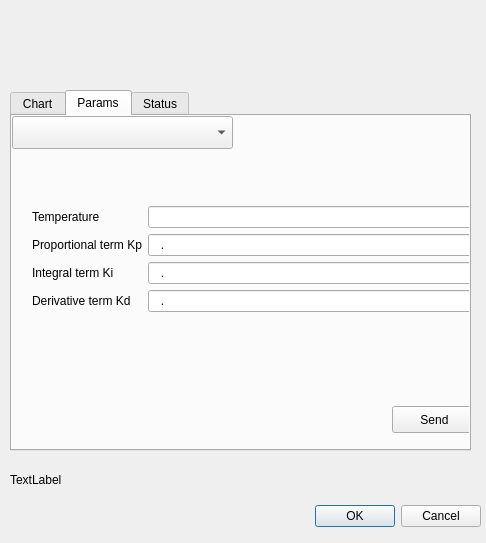
This is profiles/profiledialog.ui in cuby-tec/qt_thermo as Qt 5 draws it before an edit. The edited form follows.
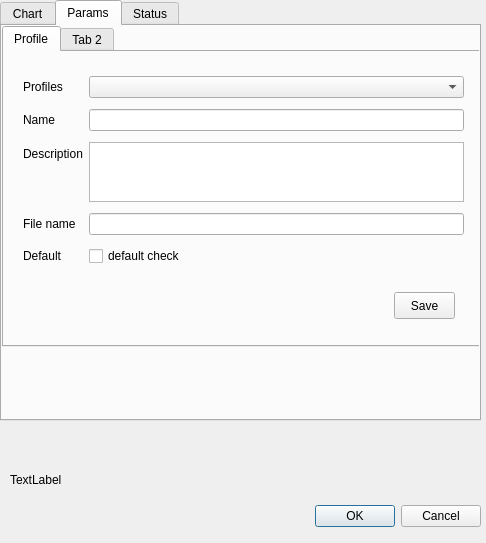
This is the edited form. The open tabs and pages were chosen to show the change. Custom widgets are drawn as their Qt base class.

Commit message: #9 combox Profiles Load v3      Profiles page loadeding done, in ProfileDialog.

```diff
--- a/profiles/profiledialog.ui
+++ b/profiles/profiledialog.ui
@@ -32,10 +32,10 @@
   <widget class="QTabWidget" name="tabWidget">
    <property name="geometry">
     <rect>
-     <x>10</x>
-     <y>90</y>
-     <width>461</width>
-     <height>361</height>
+     <x>0</x>
+     <y>0</y>
+     <width>481</width>
+     <height>421</height>
     </rect>
    </property>
    <property name="maximumSize">
@@ -72,12 +72,161 @@
     <attribute name="title">
      <string>Params</string>
     </attribute>
+    <widget class="QPushButton" name="pushButton">
+     <property name="geometry">
+      <rect>
+       <x>380</x>
+       <y>290</y>
+       <width>85</width>
+       <height>27</height>
+      </rect>
+     </property>
+     <property name="text">
+      <string>Send</string>
+     </property>
+    </widget>
+    <widget class="QTabWidget" name="tabWidget_2">
+     <property name="geometry">
+      <rect>
+       <x>0</x>
+       <y>0</y>
+       <width>481</width>
+       <height>321</height>
+      </rect>
+     </property>
+     <property name="currentIndex">
+      <number>0</number>
+     </property>
+     <widget class="QWidget" name="tab_3">
+      <attribute name="title">
+       <string>Profile</string>
+      </attribute>
+      <widget class="QWidget" name="formLayoutWidget_2">
+       <property name="geometry">
+        <rect>
+         <x>9</x>
+         <y>9</y>
+         <width>461</width>
+         <height>221</height>
+        </rect>
+       </property>
+       <layout class="QFormLayout" name="profile_formLayout">
+        <property name="leftMargin">
+         <number>10</number>
+        </property>
+        <property name="topMargin">
+         <number>10</number>
+        </property>
+        <property name="rightMargin">
+         <number>10</number>
+        </property>
+        <property name="bottomMargin">
+         <number>10</number>
+        </property>
+        <item row="0" column="0">
+         <widget class="QLabel" name="profile_label_1">
+          <property name="text">
+           <string>Profiles</string>
+          </property>
+         </widget>
+        </item>
+        <item row="0" column="1">
+         <widget class="QComboBox" name="profileComboBox">
+          <property name="toolTip">
+           <string>toolTip</string>
+          </property>
+          <property name="currentText">
+           <string/>
+          </property>
+         </widget>
+        </item>
+        <item row="1" column="0">
+         <widget class="QLabel" name="profile_label_2">
+          <property name="text">
+           <string>Name</string>
+          </property>
+         </widget>
+        </item>
+        <item row="1" column="1">
+         <widget class="QLineEdit" name="pfofileNameEdit">
+          <property name="toolTip">
+           <string extracomment="Profile name comment">&lt;html&gt;&lt;head/&gt;&lt;body&gt;&lt;p&gt;Profile name&lt;/p&gt;&lt;/body&gt;&lt;/html&gt;</string>
+          </property>
+         </widget>
+        </item>
+        <item row="2" column="0">
+         <widget class="QLabel" name="profile_label_3">
+          <property name="text">
+           <string>Description</string>
+          </property>
+         </widget>
+        </item>
+        <item row="2" column="1">
+         <widget class="QTextEdit" name="profileDescription_textEdit">
+          <property name="maximumSize">
+           <size>
+            <width>16777215</width>
+            <height>60</height>
+           </size>
+          </property>
+          <property name="cursor" stdset="0">
+           <cursorShape>IBeamCursor</cursorShape>
+          </property>
+          <property name="toolTip">
+           <string>profile description</string>
+          </property>
+         </widget>
+        </item>
+        <item row="3" column="0">
+         <widget class="QLabel" name="profile_label_4">
+          <property name="text">
+           <string>File name</string>
+          </property>
+         </widget>
+        </item>
+        <item row="3" column="1">
+         <widget class="QLineEdit" name="profileFile_Edit"/>
+        </item>
+        <item row="4" column="0">
+         <widget class="QLabel" name="profile_label_6">
+          <property name="text">
+           <string>Default</string>
+          </property>
+         </widget>
+        </item>
+        <item row="4" column="1">
+         <widget class="QCheckBox" name="profileDefault_checkBox">
+          <property name="text">
+           <string>default check</string>
+          </property>
+         </widget>
+        </item>
+       </layout>
+      </widget>
+      <widget class="QPushButton" name="profile_pushButton_Save">
+       <property name="geometry">
+        <rect>
+         <x>390</x>
+         <y>240</y>
+         <width>61</width>
+         <height>27</height>
+        </rect>
+       </property>
+       <property name="text">
+        <string>Save</string>
+       </property>
+      </widget>
+     </widget>
+     <widget class="QWidget" name="tab_4">
+      <attribute name="title">
+       <string>Tab 2</string>
+      </attribute>
     <widget class="QWidget" name="formLayoutWidget">
      <property name="geometry">
       <rect>
        <x>10</x>
-       <y>80</y>
-       <width>461</width>
+         <y>20</y>
+         <width>271</width>
        <height>171</height>
       </rect>
      </property>
@@ -152,34 +301,7 @@
       </item>
      </layout>
     </widget>
-    <widget class="QPushButton" name="pushButton">
-     <property name="geometry">
-      <rect>
-       <x>380</x>
-       <y>290</y>
-       <width>85</width>
-       <height>27</height>
-      </rect>
-     </property>
-     <property name="text">
-      <string>Send</string>
-     </property>
-    </widget>
-    <widget class="QComboBox" name="profileComboBox">
-     <property name="geometry">
-      <rect>
-       <x>0</x>
-       <y>0</y>
-       <width>221</width>
-       <height>33</height>
-      </rect>
-     </property>
-     <property name="toolTip">
-      <string>toolTip</string>
-     </property>
-     <property name="currentText">
-      <string/>
-     </property>
+     </widget>
     </widget>
    </widget>
    <widget class="QWidget" name="tab">
```
Left out of the diff: 2 changed lines with no effect on the pictures. Lines whose indentation alone changed are shown as unchanged. The commit also changes 7 other files.
